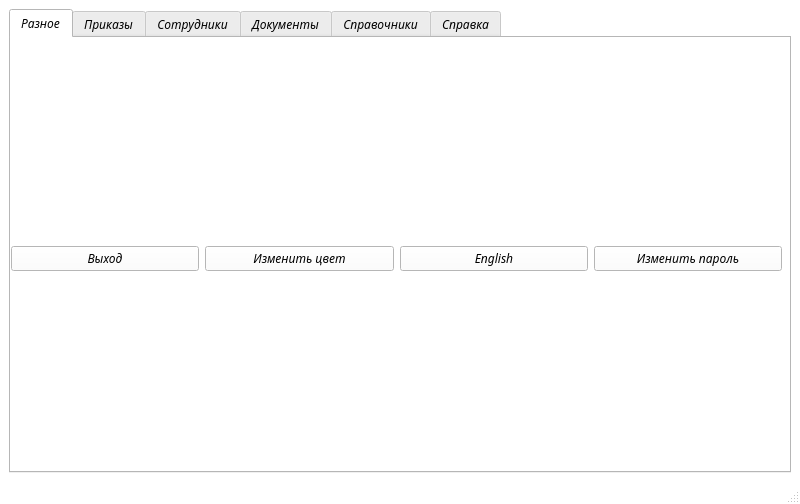
Old version of the form mainwindow.ui in the repository Rokli/QtProject.
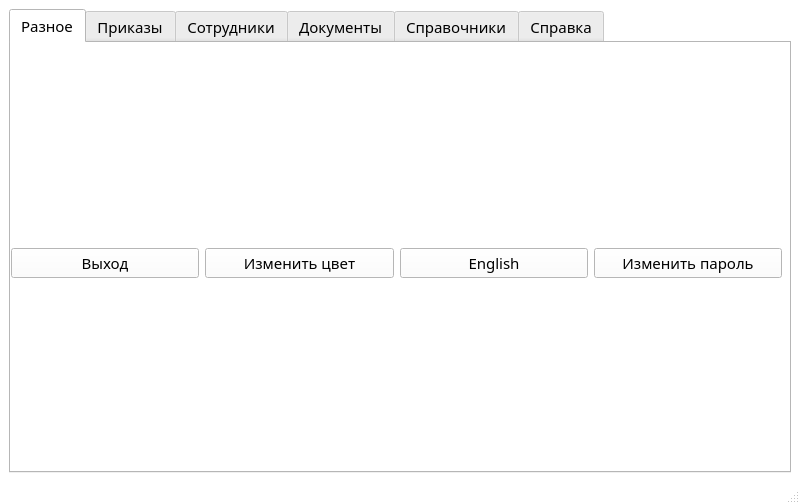
New version of the form. The open tabs and pages were chosen to show the change.

```diff
--- a/mainwindow.ui
+++ b/mainwindow.ui
@@ -593,6 +593,9 @@
   <property name="windowTitle">
    <string> Демонстрация кинофильмов</string>
   </property>
+  <property name="styleSheet">
+   <string notr="true">font: 300 11pt &quot;Comfortaa&quot;;</string>
+  </property>
   <widget class="QWidget" name="centralwidget">
    <property name="palette">
     <palette>
@@ -1090,6 +1093,9 @@
      </disabled>
     </palette>
    </property>
+   <property name="styleSheet">
+    <string notr="true"/>
+   </property>
    <layout class="QVBoxLayout" name="verticalLayout_4">
     <item>
      <widget class="QTabWidget" name="mainTabWidget">
@@ -1429,8 +1435,10 @@
       </property>
       <property name="font">
        <font>
-        <family>Montserrat</family>
-        <italic>true</italic>
+        <family>Comfortaa</family>
+        <pointsize>11</pointsize>
+        <italic>false</italic>
+        <fontweight>Light</fontweight>
        </font>
       </property>
       <property name="currentIndex">
@@ -1440,7 +1448,7 @@
        <attribute name="title">
         <string>Разное</string>
        </attribute>
-       <widget class="QWidget" name="">
+       <widget class="QWidget" name="layoutWidget">
         <property name="geometry">
          <rect>
           <x>0</x>
@@ -1452,6 +1460,9 @@
         <layout class="QHBoxLayout" name="horizontalLayout_5">
          <item>
           <widget class="QPushButton" name="exitSundry">
+           <property name="styleSheet">
+            <string notr="true"/>
+           </property>
            <property name="text">
             <string>Выход</string>
            </property>
@@ -1459,6 +1470,9 @@
          </item>
          <item>
           <widget class="QPushButton" name="colorSundry">
+           <property name="styleSheet">
+            <string notr="true"/>
+           </property>
            <property name="text">
             <string>Изменить цвет</string>
            </property>
@@ -1466,6 +1480,9 @@
          </item>
          <item>
           <widget class="QPushButton" name="ragSundry">
+           <property name="styleSheet">
+            <string notr="true"/>
+           </property>
            <property name="text">
             <string>English</string>
            </property>
@@ -1473,6 +1490,9 @@
          </item>
          <item>
           <widget class="QPushButton" name="changeSundry">
+           <property name="styleSheet">
+            <string notr="true"/>
+           </property>
            <property name="text">
             <string>Изменить пароль</string>
            </property>
```
Left out of the diff: 5 changed lines with no effect on the pictures.
